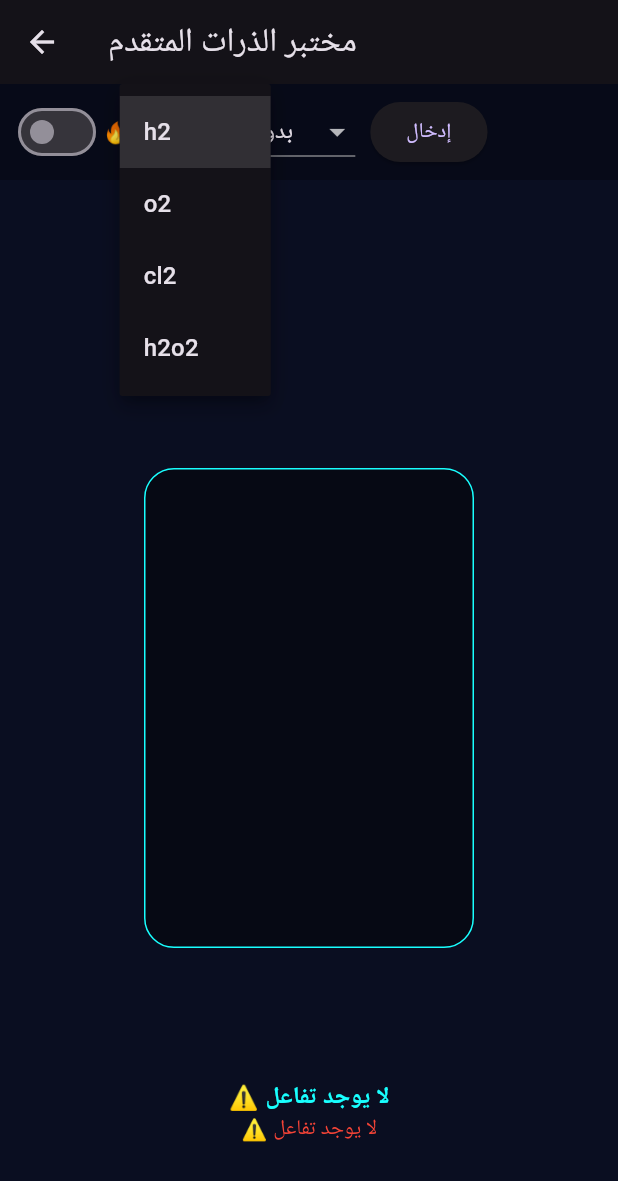
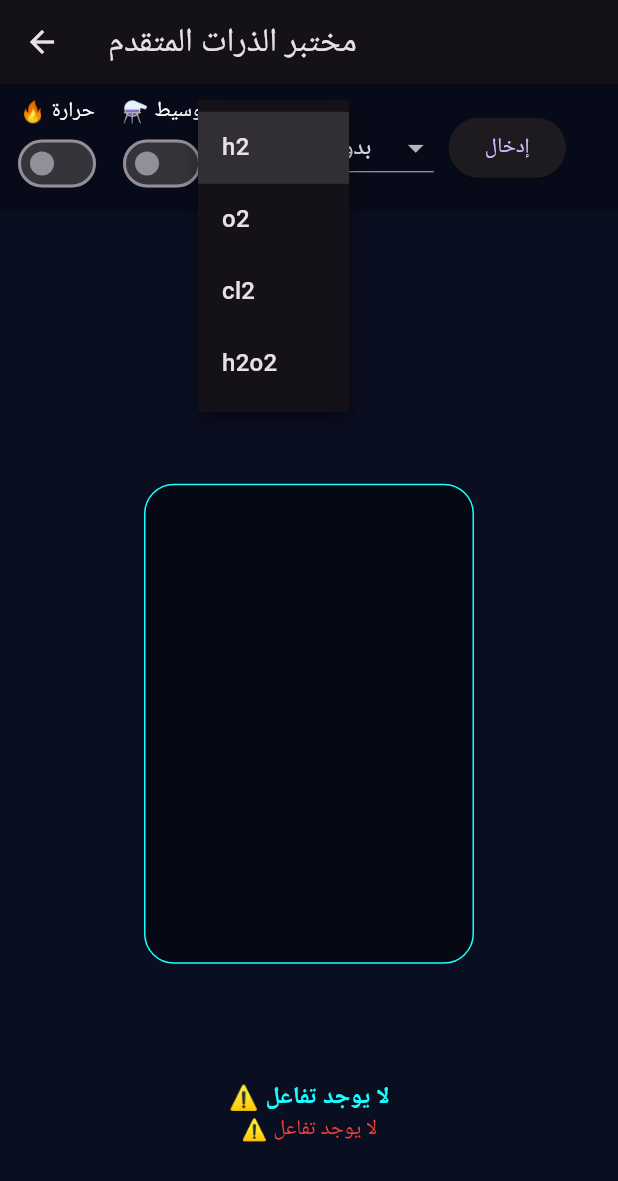
Before and after one commit to 6838gamal/chem-highschool-3rd, a Flutter app: the ChemistryLabScreen screen opened directly, after a tap on "مادة", on a phone screen of 412 x 824 dp. Shown: the top 1181 px of the screen. Run offline on Flutter 3.47's test engine with Material 3 defaults, Android fonts, the phone set to English and light mode, and no system bars; our stand-ins replace fl_chart.

Commit message:
Update chemistry_lab_lesson.dart

```diff
--- a/lib/lessons/chemistry_lab_lesson.dart
+++ b/lib/lessons/chemistry_lab_lesson.dart
@@ -73,7 +73,7 @@ class Reaction {
   });
 }
 
-/// ================= MAIN =================
+/// ================= SCREEN =================
 class ChemistryLabScreen extends StatefulWidget {
   const ChemistryLabScreen({super.key});
 
@@ -100,6 +100,7 @@ class _ChemistryLabScreenState extends State<ChemistryLabScreen> {
   Reaction? currentReaction;
   String reactionStatus = "";
 
+  /// ================= REACTIONS =================
   final List<Reaction> reactions = [
     Reaction(
       inputs: [ParticleType.h2, ParticleType.cl2],
@@ -228,7 +229,6 @@ class _ChemistryLabScreenState extends State<ChemistryLabScreen> {
 
       if (p.reacting) {
         p.reactionProgress += 0.08;
-
         p.size = 20 + sin(p.reactionProgress * pi) * 8;
 
         p.position += Offset(
@@ -244,14 +244,14 @@ class _ChemistryLabScreenState extends State<ChemistryLabScreen> {
         continue;
       }
 
-      double heat = burnerOn ? 1.6 : 1.0;
+      double heatFactor = burnerOn ? 1.8 : 1.0;
 
       if (p.position.dy < 150) {
         p.velocity = const Offset(0, 3);
       } else {
         p.velocity = Offset(
-          p.velocity.dx * 0.98 * heat,
-          (p.velocity.dy + 0.2) * heat,
+          p.velocity.dx * 0.98 * heatFactor,
+          (p.velocity.dy + 0.2) * heatFactor,
         );
       }
 
@@ -314,33 +314,14 @@ class _ChemistryLabScreenState extends State<ChemistryLabScreen> {
 
     if (available.isEmpty) return;
 
-    if (currentReaction!.inputs.length == 1) {
-      for (var p in available) {
-        if (currentReaction!.inputs.contains(p.type)) {
-          _explode(p.position);
-
-          p.reacting = true;
-          p.reactionProgress = 0;
-
-          p.type = currentReaction!.outputs.first;
-
-          reactionStatus =
-              "✔ ${currentReaction!.equation}";
-          return;
-        }
-      }
-    }
-
     for (int i = 0; i < available.length; i++) {
       for (int j = i + 1; j < available.length; j++) {
         final a = available[i];
         final b = available[j];
 
         double dist = (a.position - b.position).distance;
-        double energy = (a.velocity - b.velocity).distance;
 
-        if (dist < 28 && energy > 0.6) {
-          if (random.nextDouble() < 0.85) {
+        if (dist < 28) {
           _explode(a.position);
 
           a.reacting = true;
@@ -355,7 +336,6 @@ class _ChemistryLabScreenState extends State<ChemistryLabScreen> {
           reactionStatus =
               "✔ ${currentReaction!.equation}";
           return;
-          }
         }
       }
     }
@@ -418,18 +398,32 @@ class _ChemistryLabScreenState extends State<ChemistryLabScreen> {
     );
   }
 
-  /// ================= TOP =================
+  /// ================= TOP PANEL =================
   Widget _topPanel() {
     return Container(
       padding: const EdgeInsets.all(8),
       color: Colors.black26,
       child: Row(
         children: [
+          Column(
+            children: [
+              const Text("🔥 حرارة", style: TextStyle(color: Colors.white)),
               Switch(
                 value: burnerOn,
                 onChanged: (v) => setState(() => burnerOn = v),
               ),
-          const Text("🔥"),
+            ],
+          ),
+          const SizedBox(width: 10),
+          Column(
+            children: [
+              const Text("⚗️ وسيط", style: TextStyle(color: Colors.white)),
+              Switch(
+                value: catalystOn,
+                onChanged: (v) => setState(() => catalystOn = v),
+              ),
+            ],
+          ),
           const SizedBox(width: 10),
           DropdownButton<ParticleType>(
             hint: const Text("مادة"),
@@ -458,8 +452,7 @@ class _ChemistryLabScreenState extends State<ChemistryLabScreen> {
               });
             },
             items: [
-              const DropdownMenuItem(
-                  value: null, child: Text("بدون")),
+              const DropdownMenuItem(value: null, child: Text("بدون")),
               ...powders.map((e) => DropdownMenuItem(
                     value: e,
                     child: Text(_name(e)),
@@ -476,7 +469,7 @@ class _ChemistryLabScreenState extends State<ChemistryLabScreen> {
     );
   }
 
-  /// ================= LAB =================
+  /// ================= LAB AREA =================
   Widget _labArea() {
     return LayoutBuilder(
       builder: (context, c) {
@@ -485,6 +478,7 @@ class _ChemistryLabScreenState extends State<ChemistryLabScreen> {
 
         return Stack(
           children: [
+            /// الوعاء
             Center(
               child: Container(
                 width: 220,
@@ -497,7 +491,29 @@ class _ChemistryLabScreenState extends State<ChemistryLabScreen> {
               ),
             ),
 
-            /// 🧪 POWDER VISUAL
+            /// 🔥 النار
+            if (burnerOn)
+              Positioned(
+                bottom: 0,
+                left: worldW / 2 - 40,
+                child: Container(
+                  width: 80,
+                  height: 20,
+                  decoration: BoxDecoration(
+                    gradient: LinearGradient(
+                      colors: [
+                        Colors.red.withOpacity(0.6),
+                        Colors.orange.withOpacity(0.4),
+                        Colors.transparent,
+                      ],
+                      begin: Alignment.bottomCenter,
+                      end: Alignment.topCenter,
+                    ),
+                  ),
+                ),
+              ),
+
+            /// 🧂 المسحوق
             if (selectedPowder != null)
               Positioned(
                 bottom: 80,
@@ -512,7 +528,7 @@ class _ChemistryLabScreenState extends State<ChemistryLabScreen> {
                 ),
               ),
 
-            /// PARTICLES
+            /// الجزيئات
             ...particles.map((p) => Positioned(
                   left: p.position.dx,
                   top: p.position.dy,
@@ -535,7 +551,7 @@ class _ChemistryLabScreenState extends State<ChemistryLabScreen> {
                         ),
                       ),
 
-                      /// ELECTRONS
+                      /// الإلكترونات
                       ...p.electrons.map((e) {
                         return Transform.translate(
                           offset: Offset(
@@ -553,24 +569,25 @@ class _ChemistryLabScreenState extends State<ChemistryLabScreen> {
                         );
                       }).toList(),
 
-                      /// NAME LABEL
+                      /// 🏷️ اسم الجزيء
                       Positioned(
-                        top: -18,
+                        top: -20,
                         child: Container(
                           padding: const EdgeInsets.symmetric(
-                            horizontal: 4,
-                            vertical: 1,
+                              horizontal: 5, vertical: 2),
+                          decoration: BoxDecoration(
+                            color: Colors.black87,
+                            borderRadius: BorderRadius.circular(8),
+                            border: Border.all(
+                              color: _color(p.type)
+                                  .withOpacity(0.6),
                             ),
-                          decoration: BoxDecoration(
-                            color: Colors.black54,
-                            borderRadius:
-                                BorderRadius.circular(6),
                           ),
                           child: Text(
                             _name(p.type),
                             style: const TextStyle(
                               color: Colors.white,
-                              fontSize: 9,
+                              fontSize: 10,
                               fontWeight: FontWeight.bold,
                             ),
                           ),
@@ -580,6 +597,7 @@ class _ChemistryLabScreenState extends State<ChemistryLabScreen> {
                   ),
                 )),
 
+            /// النص
             Positioned(
               bottom: 60,
               left: 0,
```
Lines whose indentation alone changed are shown as unchanged.
